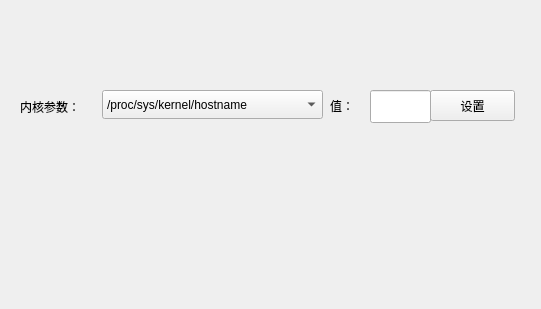
The window that SYS/kernalparammanager.ui (liuyufeng509/SecCenter) describes before a commit, drawn with Qt 5.
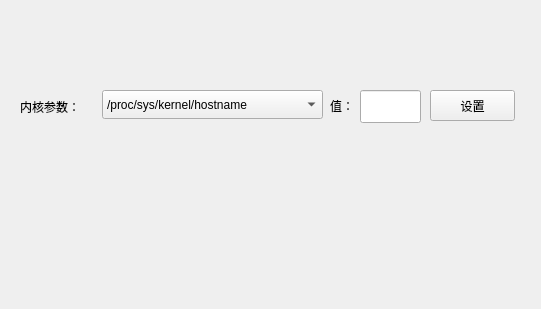
The same window after the commit.

Patch:
```diff
--- a/SYS/kernalparammanager.ui
+++ b/SYS/kernalparammanager.ui
@@ -48,7 +48,7 @@
   <widget class="QLineEdit" name="lineEdit">
    <property name="geometry">
     <rect>
-     <x>370</x>
+     <x>360</x>
      <y>90</y>
      <width>61</width>
      <height>33</height>
```
